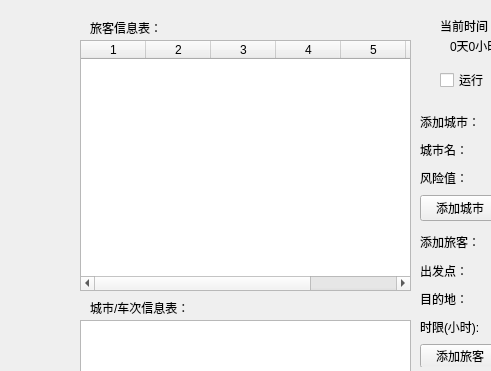
This is COVID-19/mainwindow.ui in Seizzzz/DataStructure_CourseDesign as Qt 5 draws it before an edit; both pictures show x 680 to 1171 and y 0 to 371 of the 1300 by 600 pixel window. The edited form follows.
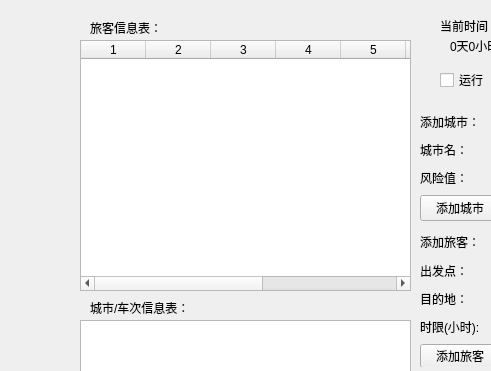
This is the edited form. Custom widgets are drawn as their Qt base class.

Patch:
```diff
--- a/COVID-19/mainwindow.ui
+++ b/COVID-19/mainwindow.ui
@@ -152,7 +152,7 @@
      </rect>
     </property>
     <property name="columnCount">
-     <number>7</number>
+     <number>9</number>
     </property>
     <attribute name="horizontalHeaderDefaultSectionSize">
      <number>65</number>
@@ -164,6 +164,8 @@
     <column/>
     <column/>
     <column/>
+    <column/>
+    <column/>
    </widget>
    <widget class="QTreeWidget" name="treeWidgetCity">
     <property name="geometry">
```
